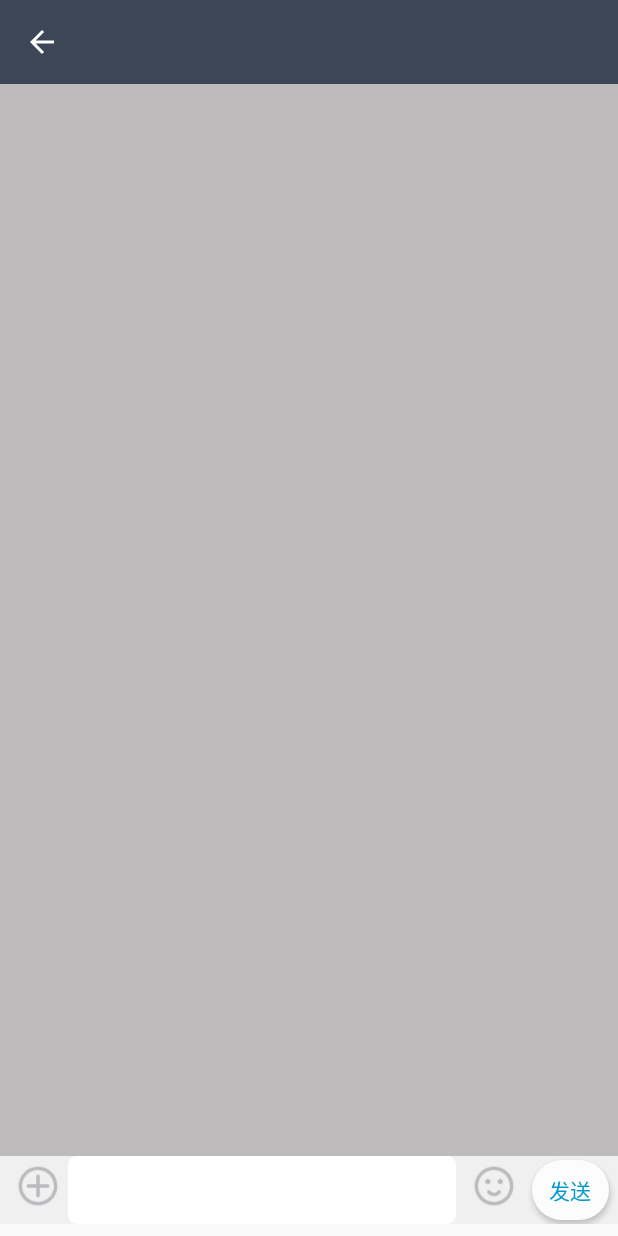
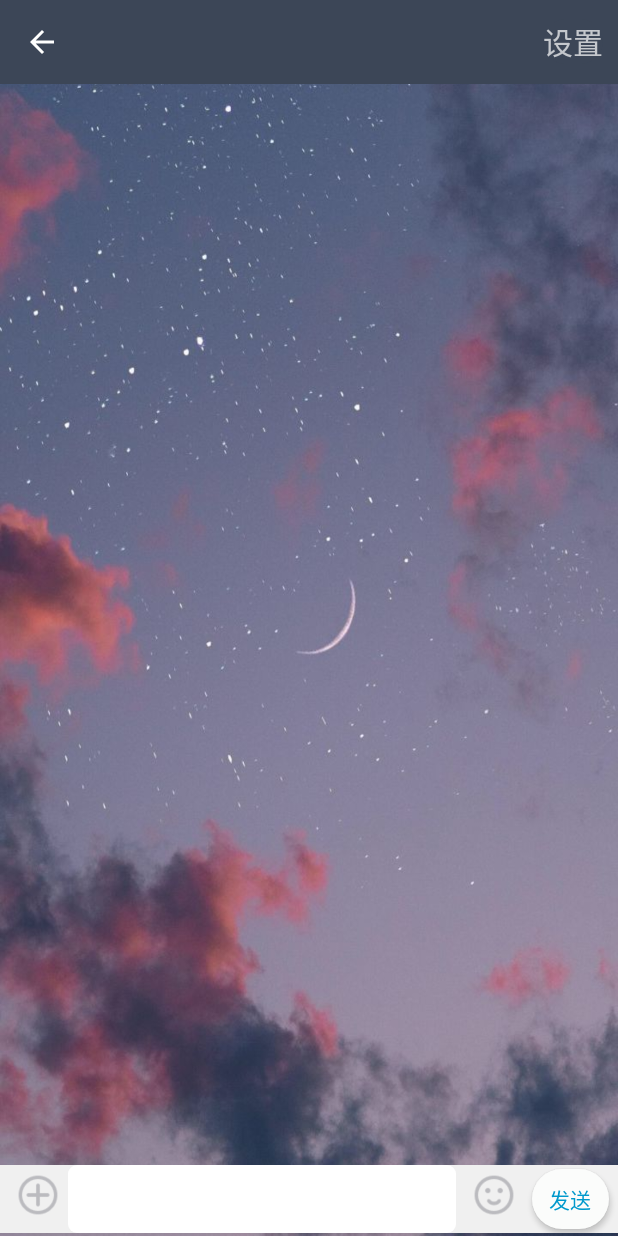
Before and after one commit to lizhenzn/CM, an Android app: the ChatActivity screen opened directly, with no data from a screen before it, on a phone screen of 412 x 824 dp. Run offline under Robolectric (Android 15) with nearby library versions, the phone set to English and light mode, and no system bars; libraries missing offline, so code that uses them is left out: org.jivesoftware.smack, org.jivesoftware.smackx; 3 statements that could not run were skipped.

Commit message:
1、查看图片详情 2、可以在图片详情页面保存进系统相册 3、设置聊天背景（测试）

```diff
--- a/app/src/main/AndroidManifest.xml
+++ b/app/src/main/AndroidManifest.xml
@@ -18,7 +18,8 @@
         android:roundIcon="@drawable/cm"
         android:supportsRtl="true"
         android:theme="@style/AppTheme">
-        <activity android:name=".friend.ChangeFriendNoteActivity"></activity>
+        <activity android:name=".friend.chat.ImageDetail"></activity>
+        <activity android:name=".friend.ChangeFriendNoteActivity" />
         <activity android:name=".friend.AccuseFriendActivity" />
         <activity android:name=".myInfo.ChangePasswordActivity" />
         <activity android:name=".myInfo.EditEmailActivity" />
--- a/app/src/main/java/com/example/cm/friend/chat/EmoAdapter.java
+++ b/app/src/main/java/com/example/cm/friend/chat/EmoAdapter.java
@@ -32,13 +32,13 @@ public class EmoAdapter extends RecyclerView.Adapter<EmoAdapter.ViewHolder> impl
 
     @Override
     public void onBindViewHolder(ViewHolder holder, int position) {
-
         holder.itemView.setTag(position);
         holder.itemView.setOnClickListener(this);
         FaceTextUtils.FaceText text = FaceTextUtils.faceTexts.get(position);
         BitmapFactory.Options options = new BitmapFactory.Options();
-        Bitmap bitmap = BitmapFactory.decodeResource(context.getResources(),
-                context.getResources().getIdentifier(text.fileName, "drawable", context.getPackageName()), options);
+        /*Bitmap bitmap = BitmapFactory.decodeResource(context.getResources(),
+                context.getResources().getIdentifier(text.fileName, "drawable", context.getPackageName()), options);*/
+        Bitmap bitmap=BitmapFactory.decodeResource(context.getResources(),R.drawable.photo_load_error);
         holder.iv.setImageBitmap(bitmap);
     }
 
--- a/app/src/main/res/layout/activity_chat.xml
+++ b/app/src/main/res/layout/activity_chat.xml
@@ -2,7 +2,9 @@
 <LinearLayout xmlns:android="http://schemas.android.com/apk/res/android"
     xmlns:app="http://schemas.android.com/apk/res-auto"
     xmlns:tools="http://schemas.android.com/tools"
+    android:id="@+id/chat_LL"
     android:orientation="vertical"
+    android:background="@drawable/back"
     android:layout_width="match_parent"
     android:layout_height="match_parent"
     tools:context=".friend.chat.ChatActivity">
@@ -23,12 +25,23 @@
             android:text="friend"
             />
 
+        <TextView
+            android:id="@+id/chat_setting"
+            android:layout_width="wrap_content"
+            android:layout_height="wrap_content"
+            android:text="设置"
+            android:background="@drawable/button_search"
+            android:textSize="20sp"
+            android:layout_marginEnd="10dp"
+            android:layout_marginRight="10dp"
+            android:layout_gravity="end"
+            />
 
     </android.support.v7.widget.Toolbar>
     <ListView
         android:id="@+id/chat_itemLV"
-        android:background="@color/colorStatBar"
         android:layout_width="match_parent"
+        android:transcriptMode="normal"
         android:layout_height="0dp"
         android:layout_weight="1">
     </ListView>
@@ -36,7 +49,7 @@
     <LinearLayout
         android:layout_width="match_parent"
         android:layout_height="45dp"
-        android:layout_marginBottom="8dp"
+        android:layout_marginBottom="2dp"
         android:background="#F0F0F0"
         android:orientation="horizontal">
         <ImageButton
@@ -48,6 +61,7 @@
 
         <com.example.cm.util.EmoticonsEditText
             android:id="@+id/inputET"
+            android:windowSoftInputMode="stateHidden|adjustPan"
             android:layout_width="0dp"
             android:layout_height="match_parent"
             android:layout_weight="1"
--- a/app/src/main/res/layout/chat_item_friend_photo.xml
+++ b/app/src/main/res/layout/chat_item_friend_photo.xml
@@ -31,6 +31,7 @@
         android:layout_height="wrap_content">
         <ImageView
             android:id="@+id/chat_item_photo"
+            android:scaleType="centerCrop"
             android:layout_width="64dp"
             android:layout_height="96dp" />
     </android.support.v7.widget.CardView>
--- a/app/src/main/res/layout/chat_item_self_photo.xml
+++ b/app/src/main/res/layout/chat_item_self_photo.xml
@@ -32,6 +32,7 @@
         android:layout_height="wrap_content">
         <ImageView
             android:id="@+id/chat_item_photo"
+            android:scaleType="centerCrop"
             android:layout_width="64dp"
             android:layout_height="96dp" />
     </android.support.v7.widget.CardView>
```
Also changed, not shown: app/src/main/java/com/example/cm/friend/chat/ChatActivity.java (+51 -4 lines), app/src/main/java/com/example/cm/friend/chat/ChatAdapter.java (+12 -1 lines), app/src/main/java/com/example/cm/friend/chat/ImageDetail.java (added, +79 -0 lines), app/src/main/java/com/example/cm/util/AlbumUtil.java (+17 -0 lines), app/src/main/res/layout/activity_image_detail.xml (added, +14 -0 lines), app/src/main/res/drawable/back.jpg (added).
